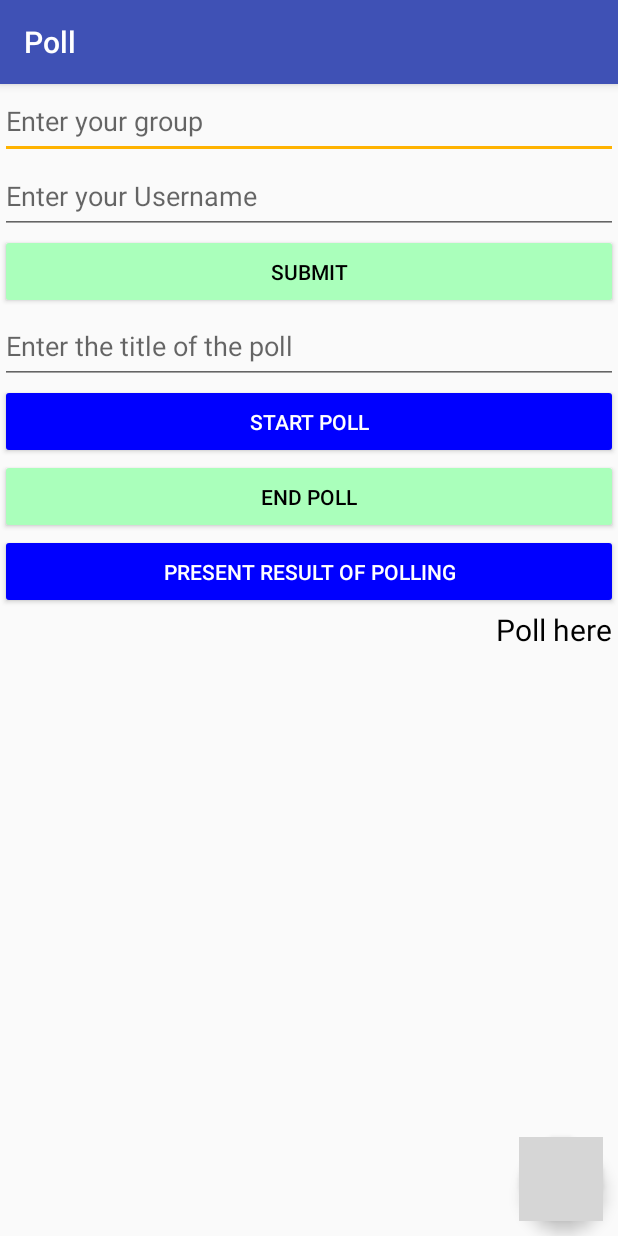
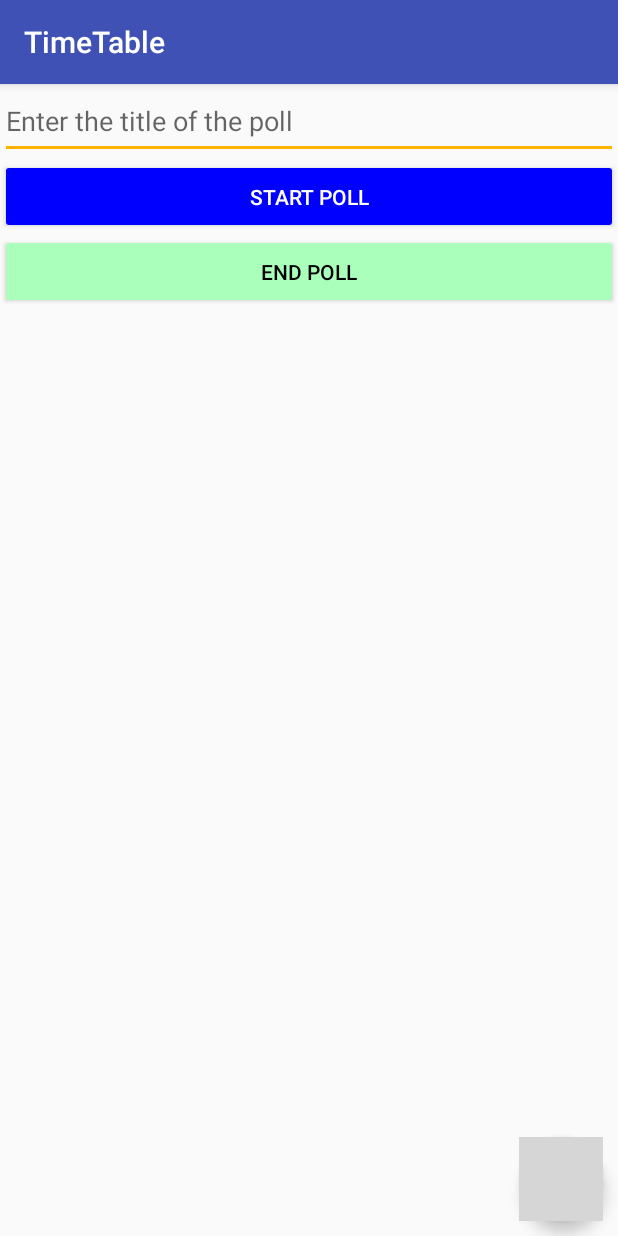
Before and after one commit to ayushghd/TimeTable, an Android app: the Poll screen opened directly, with no data from a screen before it, on a phone screen of 412 x 824 dp. Run offline under Robolectric (Android 15) with nearby library versions, the phone set to English and light mode, and no system bars; libraries missing offline, so code that uses them is left out: com.github.clans.fab; plain views replace FloatingActionButton; 2 statements that could not run were skipped; grey boxes are pictures that could not be loaded.

```diff
--- a/app/src/main/AndroidManifest.xml
+++ b/app/src/main/AndroidManifest.xml
@@ -86,11 +86,7 @@
         </activity>
         <activity android:name=".Thursday" />
         <activity android:name=".Friday" />
-        <activity android:name=".Poll"
-
-            android:label="Poll"/>
-        <activity android:name=".Login"
-            ></activity>
+        <activity android:name=".Poll"></activity>
     </application>
 
 </manifest>
--- a/app/src/main/java/com/example/kalyan/timetable/Poll.java
+++ b/app/src/main/java/com/example/kalyan/timetable/Poll.java
@@ -2,178 +2,59 @@ package com.example.kalyan.timetable;
 
 import android.content.DialogInterface;
 import android.content.Intent;
-import android.location.Location;
 import android.support.v7.app.AlertDialog;
 import android.support.v7.app.AppCompatActivity;
 import android.os.Bundle;
-import android.util.Log;
 import android.view.View;
 import android.widget.Button;
 import android.widget.EditText;
 import android.widget.Toast;
 
 import com.github.clans.fab.FloatingActionButton;
-import com.google.firebase.FirebaseApp;
-import com.google.firebase.FirebaseOptions;
-import com.google.firebase.analytics.FirebaseAnalytics;
-import com.google.firebase.database.DataSnapshot;
-import com.google.firebase.database.DatabaseError;
-import com.google.firebase.database.DatabaseReference;
-import com.google.firebase.database.FirebaseDatabase;
-import com.google.firebase.database.ValueEventListener;
-import com.google.firebase.storage.FirebaseStorage;
-
-import java.io.FileInputStream;
-import java.util.HashMap;
-import java.util.LinkedList;
-import java.util.Map;
 
 import static android.widget.Toast.LENGTH_SHORT;
 
 public class Poll extends AppCompatActivity {
     EditText polltitle;
-    EditText groupname;
-    EditText username;
     Button startbutton;
     Button endbutton;
-    Button submit;
-    Button result;
-    Integer flag2=0;
-    Integer flag1=0,poll;
-    String USER;
-    private FirebaseDatabase database;
-    private FirebaseStorage mfirebaseStorage;
-    private DatabaseReference mdatabasereference;
-    private DatabaseReference mdatabasereference1;
-    private LinkedList<Map<String, Object>> mUserStatuses = new LinkedList<>();
+
     FloatingActionButton fab = null;
-
     @Override
     protected void onCreate(Bundle savedInstanceState) {
         super.onCreate(savedInstanceState);
         setContentView(R.layout.activity_poll);
-        FirebaseApp.initializeApp(this);
         polltitle=(EditText)findViewById(R.id.polltitle);
-        groupname=(EditText)findViewById(R.id.groupname);
-        username=(EditText)findViewById(R.id.username);
         startbutton=(Button) findViewById(R.id.startpoll);
         endbutton=(Button)findViewById(R.id.endpoll);
-        submit=(Button)findViewById(R.id.submit);
-        result=(Button)findViewById(R.id.result);
 
-        flag2=0;
         fab = (FloatingActionButton) findViewById(R.id.fabpoll);
-        submit.setOnClickListener(new View.OnClickListener() {
+        startbutton.setOnClickListener(new View.OnClickListener() {
             @Override
             public void onClick(View view) {
-                if(username.getText().toString().length()>0&&groupname.getText().toString().length()>0){
-                    flag2=1;
-                    Log.e("submit on click","submit on click");
-                    loadPreviousStatuses(groupname.getText().toString());
-                    Log.e("submit on click","submit on click");
-                    Toast.makeText(Poll.this,"Submitted Successfully",Toast.LENGTH_SHORT).show();
-                }
-                else
-                    Toast.makeText(Poll.this,"Enetr the credential",Toast.LENGTH_SHORT).show();
+                Toast.makeText(Poll.this,"Polling Started",Toast.LENGTH_SHORT).show();
             }
         });
 
         startbutton.setOnClickListener(new View.OnClickListener() {
             @Override
             public void onClick(View view) {
-
-
-                if(flag1==0) {
-                    if (polltitle.getText().toString().length()>0 && flag2==1) {
-                        //  mFirebaseTransportRef = FirebaseDatabase.getInstance().getReference(path);
-
-                        database = FirebaseDatabase.getInstance();
-                        //mfirebaseStorage=FirebaseStorage.getInstance();
-                        mdatabasereference = database.getReference().child(groupname.getText().toString());
-                        //  DatabaseReference ref = database.getReference("groupname");
-                        User user = new User(username.getText().toString(), "0", "1");
-                        flag1=1;
-                        mdatabasereference.setValue(user);
-                        //DatabaseReference usersRef = ref.child("user");
-                        //ref.child("user2").setValue(new User("June 23, 1912", "Alan Turing","xx"));
-                  /* Map<String, User> users = new HashMap<>();
-                    users.put("alanisawesome", new User("user", "0","1"));
-                    usersRef.setValue(users);*/
-                        Toast.makeText(Poll.this, "Polling Started", Toast.LENGTH_SHORT).show();
-                    } else
-                        Toast.makeText(Poll.this, "Submit your Details", LENGTH_SHORT).show();
-                }
-                else
-                    Toast.makeText(Poll.this,"Polling is in process",Toast.LENGTH_SHORT).show();
-
-
+                Toast.makeText(Poll.this,"Polling Ended",Toast.LENGTH_SHORT).show();
             }
         });
-
-        endbutton.setOnClickListener(new View.OnClickListener() {
-            @Override
-            public void onClick(View view) {
-                if(flag2==1){
-
-              if(flag1==1){
-                  if(USER.equals(username.getText().toString())){
-                      database = FirebaseDatabase.getInstance();
-                      //mfirebaseStorage=FirebaseStorage.getInstance();
-                      mdatabasereference = database.getReference(groupname.getText().toString());
-                      //  DatabaseReference ref = database.getReference("groupname");
-                      User user = new User(USER, "0", "0");
-                      flag1=0;
-                      mdatabasereference.setValue(user);
-                      Toast.makeText(Poll.this,"Polling is stopped",Toast.LENGTH_SHORT).show();
-                  }
-                  else
-                      Toast.makeText(Poll.this,"You cannot stop",Toast.LENGTH_SHORT).show();
-              }
-              else
-              Toast.makeText(Poll.this,"Polling is not stated yet",Toast.LENGTH_SHORT).show();
-
-            }
-            else
-                    Toast.makeText(Poll.this, "Submit your Details", LENGTH_SHORT).show();
-            }
-        });
-        result.setOnClickListener(new View.OnClickListener() {
-            @Override
-            public void onClick(View view) {
-                if(flag2==1){
-                    loadPreviousStatuses(groupname.getText().toString());
-                    if(flag1==1){
-                        Toast.makeText(Poll.this,"Present Result (Polling In Process) "+ poll.toString(),Toast.LENGTH_SHORT).show();
-                    }
-                    else
-                        Toast.makeText(Poll.this,"Previous Polling Result "+poll.toString(),Toast.LENGTH_SHORT).show();
-                }
-                else
-                    Toast.makeText(Poll.this, "Submit your Details", LENGTH_SHORT).show();
-            }
-
-
-        });
-
         fab.setOnClickListener(new View.OnClickListener() {
             @Override
             public void onClick(View v) {
-                if (flag1 == 1) {
+
                 AlertDialog.Builder a_builder = new AlertDialog.Builder(Poll.this);
                 a_builder.setMessage(polltitle.getText().toString())
                         .setCancelable(false)
                         .setPositiveButton("Yes", new DialogInterface.OnClickListener() {
                             @Override
                             public void onClick(DialogInterface dialog, int which) {
-                                    database = FirebaseDatabase.getInstance();
-                                    //mfirebaseStorage=FirebaseStorage.getInstance();
-                                    mdatabasereference = database.getReference(groupname.getText().toString());
-                                    //  DatabaseReference ref = database.getReference("groupname");
-                                    poll++;
-                                    User user = new User(USER, poll.toString(), flag1.toString());
-                                    mdatabasereference.setValue(user);
-                                    Toast.makeText(Poll.this, "Your Poll has been counted", LENGTH_SHORT).show();
-                                    Intent intent = new Intent(Poll.this, MainActivity.class);
+                                Toast.makeText(Poll.this,"Your Poll has been counted",LENGTH_SHORT).show();
+                                finish();
+                                Intent intent = new Intent(Poll.this,MainActivity.class);
                                 startActivity(intent);
                                 finish();
                                 System.exit(0);
@@ -183,8 +64,9 @@ public class Poll extends AppCompatActivity {
                             @Override
                             public void onClick(DialogInterface dialog, int which) {
 
-                                    Toast.makeText(Poll.this, "Your Poll has been counted", LENGTH_SHORT).show();
-                                    Intent intent = new Intent(Poll.this, MainActivity.class);
+                                Toast.makeText(Poll.this,"Your Poll has been counted",LENGTH_SHORT).show();
+                                finish();
+                                Intent intent = new Intent(Poll.this,MainActivity.class);
                                 startActivity(intent);
                                 finish();
                                 dialog.cancel();
@@ -193,68 +75,8 @@ public class Poll extends AppCompatActivity {
                 AlertDialog alert = a_builder.create();
                 alert.show();
             }
-else
-                {
-                    Toast.makeText(Poll.this,"Polling is not started yet",Toast.LENGTH_SHORT).show();
-                }
-            }
         });
     }
 
-    private void loadPreviousStatuses(final String group) {
-        database = FirebaseDatabase.getInstance();
-        //mfirebaseStorage=FirebaseStorage.getInstance();
-        mdatabasereference1 = database.getReference();
-
-        Log.e("beforeFirebase", "beforeFirebase");
-        mdatabasereference = database.getReference(group);
-
-        mdatabasereference1.addListenerForSingleValueEvent(new ValueEventListener() {
-            @Override
-            public void onDataChange(DataSnapshot snapshot) {
-                if ((group != "") && snapshot.hasChild(group)) {
-                    mdatabasereference.addListenerForSingleValueEvent(new ValueEventListener() {
-                        @Override
-                        public void onDataChange(DataSnapshot snapshot) {
-                            Log.e("insidedatachange", "insidedatachange");
-                            if (snapshot != null) {
-                                User post = snapshot.getValue(User.class);
-                                Log.e("insideforloop", "insidedforloop");
-                                Log.e("insidedatachange", "insidedatachange");
-                                USER=post.username;
-                                poll=Integer.valueOf(post.polls);//post.polls;
-                                flag1=Integer.valueOf(post.flag);
-                                Log.e("insidedatachange", "belowLAT");
-                                Log.e("insidedatachange", "BelowUSERNAME");
-
-
-                            } else {
-                                Log.e("insideelse", "insidedelse");
-
-                                Toast.makeText(Poll.this, "Polling in "+group + " has not started", Toast.LENGTH_SHORT).show();
-
 
 }
-
-                        }
-
-                        @Override
-                        public void onCancelled(DatabaseError error) {
-                            // TODO: Handle gracefully
-                        }
-                    });
-                } else {
-                    flag2 = 0;
-                    Toast.makeText(Poll.this, "Polling in "+group + " has not started", Toast.LENGTH_SHORT).show();
-                }
-            }
-
-            @Override
-            public void onCancelled(DatabaseError databaseError) {
-
-            }
-        });
-
-    }
-
-    }
--- a/app/src/main/res/layout/activity_poll.xml
+++ b/app/src/main/res/layout/activity_poll.xml
@@ -8,45 +8,16 @@
     xmlns:fab="http://schemas.android.com/tools"
     tools:context="com.example.kalyan.timetable.Poll">
 
-<LinearLayout
+<RelativeLayout
     android:layout_width="match_parent"
-    android:layout_height="435dp"
-    android:orientation="vertical"
-    >
-
-    <EditText
-        android:layout_width="match_parent"
-        android:layout_height="50dp"
-        android:hint="Enter your group"
-        android:id="@+id/groupname"
-
-        />
-
-    <EditText
-        android:layout_width="match_parent"
-        android:layout_height="50dp"
-        android:hint="Enter your Username"
-        android:id="@+id/username"
-
-
-       />
-
-        <Button
-            android:layout_width="match_parent"
-            android:layout_height="50dp"
-            android:text="Submit"
-            android:id="@+id/submit"
-            android:textColor="#000000"
-            android:backgroundTint="#aaffbb"
-
-            />
-
+    android:layout_height="600dp">
 <EditText
     android:layout_width="match_parent"
     android:layout_height="50dp"
     android:hint="Enter the title of the poll"
     android:id="@+id/polltitle"
-    />
+    android:layout_alignParentTop="true"
+    android:layout_alignParentStart="true" />
     <Button
         android:layout_width="match_parent"
         android:layout_height="50dp"
@@ -54,33 +25,18 @@
 
         android:backgroundTint="#0000ff"
         android:textColor="#ffffff"
-
+        android:layout_below="@+id/polltitle"
         android:id="@+id/startpoll"
         />
     <Button
         android:id="@+id/endpoll"
         android:layout_width="match_parent"
         android:layout_height="50dp"
-
+        android:layout_below="@+id/startpoll"
         android:backgroundTint="#aaffbb"
         android:text="END POLL"
         android:textColor="#000000" />
-    <Button
-        android:layout_width="match_parent"
-        android:layout_height="50dp"
-        android:id="@+id/result"
-        android:backgroundTint="#0000ff"
-        android:textColor="#ffffff"
-        android:text="Present Result of Polling"/>
-    <TextView
-        android:layout_width="match_parent"
-        android:textAlignment="viewEnd"
-        android:layout_height="wrap_content"
-        android:textSize="20dp"
-        android:textColor="#000000"
-        android:text="Poll here "
-        />
-</LinearLayout>
+</RelativeLayout>
 
     <com.github.clans.fab.FloatingActionButton
         android:id="@+id/fabpoll"
--- a/build.gradle
+++ b/build.gradle
@@ -6,7 +6,7 @@ buildscript {
     }
     dependencies {
         classpath 'com.android.tools.build:gradle:2.3.3'
-        classpath 'com.google.gms:google-services:3.1.0'
+
         // NOTE: Do not place your application dependencies here; they belong
         // in the individual module build.gradle files
     }
```
Also changed, not shown: app/build.gradle (+2 -27 lines), app/src/main/java/com/example/kalyan/timetable/MainActivity.java (+2 -16 lines), 2 other files. Lines whose indentation alone changed are shown as unchanged.
